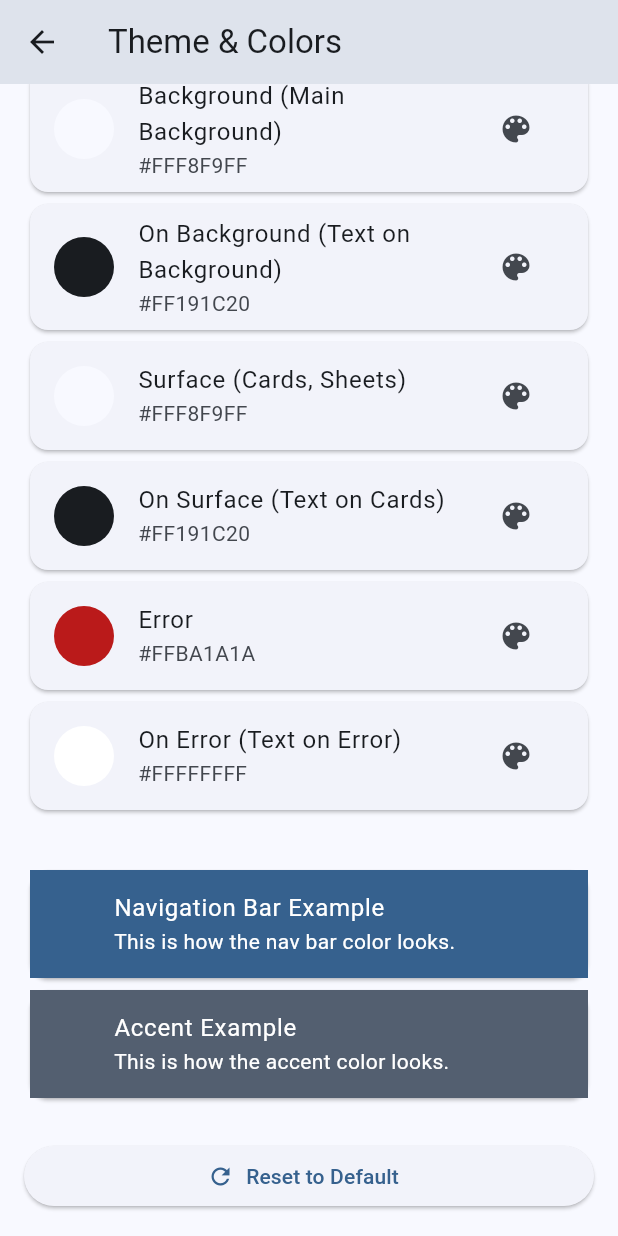
After one commit to imahsanali01/flyer_chat, a Flutter app: the ThemeSettingsScreen screen opened directly, scrolled down 480 dp, after a tap on "Reset to Default", on a phone screen of 412 x 824 dp. The commit adds this screen. Run offline on Flutter 3.47's test engine with Material 3 defaults, Android fonts, the phone set to English and light mode, and no system bars; our stand-ins replace audioplayers, cached_network_image, chewie, cloud_firestore, device_info_plus, emoji_picker_flutter and 16 more; missing offline and left inert: agora_rtc_engine, audio_waveforms, cloudinary_public, flutter_sound, video_compress, video_thumbnail; accounts and stored records are empty.

Commit message:
added a mini theme featue to play with in settings

```diff
--- a/lib/src/services/secure_storage_service.dart
+++ b/lib/src/services/secure_storage_service.dart
@@ -8,6 +8,7 @@ class SecureStorageService {
   // Keys
   static const _credentialsKey = '${_keyPrefix}credentials';
   static const _biometricEnabledKey = '${_keyPrefix}biometric_enabled';
+  static const _themeColorsKey = '${_keyPrefix}theme_colors';
 
   Future<void> storeCredentials(String email, String password) async {
     final credentials = {
@@ -52,4 +53,24 @@ class SecureStorageService {
   Future<void> deleteAllData() async {
     await _storage.deleteAll();
   }
+/// will use this to store the theme colors in future from settings screen
+  Future<void> storeThemeColors(Map<String, String> colorHexMap) async {
+    await _storage.write(
+      key: _themeColorsKey,
+      value: json.encode(colorHexMap),
+    );
+  }
+
+  Future<Map<String, String>?> getThemeColors() async {
+    final data = await _storage.read(key: _themeColorsKey);
+    if (data != null) {
+      final Map<String, dynamic> decoded = json.decode(data);
+      return decoded.map((k, v) => MapEntry(k, v as String));
+    }
+    return null;
+  }
+
+  Future<void> deleteThemeColors() async {
+    await _storage.delete(key: _themeColorsKey);
+  }
 }
--- /dev/null
+++ b/lib/src/views/profile/theme_settings_screen.dart
@@ -0,0 +1,206 @@
+import 'package:flutter/material.dart';
+import 'package:flutter_colorpicker/flutter_colorpicker.dart';
+import '../../services/secure_storage_service.dart';
+
+class ThemeSettingsScreen extends StatefulWidget {
+  @override
+  State<ThemeSettingsScreen> createState() => _ThemeSettingsScreenState();
+}
+
+class _ThemeSettingsScreenState extends State<ThemeSettingsScreen> {
+  bool _isDark = false;
+  Map<String, Color> _customColors = {};
+  final _storage = SecureStorageService();
+  bool _loading = true;
+
+  @override
+  void initState() {
+    super.initState();
+    _loadThemeColors();
+  }
+
+  Future<void> _loadThemeColors() async {
+    final stored = await _storage.getThemeColors();
+    if (stored != null) {
+      setState(() {
+        _customColors = stored.map((k, v) => MapEntry(k, Color(int.parse(v))));
+      });
+    }
+    setState(() => _loading = false);
+  }
+
+  Future<void> _saveThemeColors() async {
+    final hexMap = _customColors.map((k, v) => MapEntry(k, v.value.toString()));
+    await _storage.storeThemeColors(hexMap);
+  }
+
+  Future<void> _resetThemeColors() async {
+    await _storage.deleteThemeColors();
+    setState(() => _customColors = {});
+  }
+
+  void _pickColor(String key, Color currentColor) async {
+    Color selectedColor = currentColor;
+    await showDialog(
+      context: context,
+      builder: (context) => AlertDialog(
+        title: Text('Pick $key color'),
+        content: SingleChildScrollView(
+          child: ColorPicker(
+            pickerColor: currentColor,
+            onColorChanged: (color) => selectedColor = color,
+            enableAlpha: false,
+            showLabel: false,
+            pickerAreaHeightPercent: 0.7,
+          ),
+        ),
+        actions: [
+          TextButton(
+            onPressed: () => Navigator.of(context).pop(),
+            child: const Text('Cancel'),
+          ),
+          ElevatedButton(
+            onPressed: () => Navigator.of(context).pop(selectedColor),
+            child: const Text('Select'),
+          ),
+        ],
+      ),
+    ).then((color) async {
+      if (color != null && color is Color) {
+        setState(() {
+          _customColors[key] = color;
+        });
+        await _saveThemeColors();
+      }
+    });
+  }
+
+  @override
+  Widget build(BuildContext context) {
+    final baseScheme = Theme.of(context).colorScheme;
+    final colorScheme = baseScheme.copyWith(
+      primary: _customColors['Primary'] ?? baseScheme.primary,
+      onPrimary: _customColors['On Primary'] ?? baseScheme.onPrimary,
+      secondary: _customColors['Secondary'] ?? baseScheme.secondary,
+      onSecondary: _customColors['On Secondary'] ?? baseScheme.onSecondary,
+      background: _customColors['Background'] ?? baseScheme.background,
+      onBackground: _customColors['On Background'] ?? baseScheme.onBackground,
+      surface: _customColors['Surface'] ?? baseScheme.surface,
+      onSurface: _customColors['On Surface'] ?? baseScheme.onSurface,
+      error: _customColors['Error'] ?? baseScheme.error,
+      onError: _customColors['On Error'] ?? baseScheme.onError,
+    );
+    final theme = Theme.of(context).copyWith(colorScheme: colorScheme);
+    final colors = [
+      {
+        'label': 'Primary (AppBar, Buttons)',
+        'key': 'Primary',
+        'color': colorScheme.primary,
+      },
+      {
+        'label': 'On Primary (Text on Primary)',
+        'key': 'On Primary',
+        'color': colorScheme.onPrimary,
+      },
+      {
+        'label': 'Secondary (Accent)',
+        'key': 'Secondary',
+        'color': colorScheme.secondary,
+      },
+      {
+        'label': 'On Secondary (Text on Accent)',
+        'key': 'On Secondary',
+        'color': colorScheme.onSecondary,
+      },
+      {
+        'label': 'Background (Main Background)',
+        'key': 'Background',
+        'color': colorScheme.background,
+      },
+      {
+        'label': 'On Background (Text on Background)',
+        'key': 'On Background',
+        'color': colorScheme.onBackground,
+      },
+      {
+        'label': 'Surface (Cards, Sheets)',
+        'key': 'Surface',
+        'color': colorScheme.surface,
+      },
+      {
+        'label': 'On Surface (Text on Cards)',
+        'key': 'On Surface',
+        'color': colorScheme.onSurface,
+      },
+      {
+        'label': 'Error',
+        'key': 'Error',
+        'color': colorScheme.error,
+      },
+      {
+        'label': 'On Error (Text on Error)',
+        'key': 'On Error',
+        'color': colorScheme.onError,
+      },
+    ];
+    return Theme(
+      data: _isDark ? ThemeData.dark().copyWith(colorScheme: colorScheme) : theme,
+      child: Scaffold(
+        appBar: AppBar(
+          title: const Text('Theme & Colors'),
+          // Removed day/night toggle button
+        ),
+        body: _loading
+            ? const Center(child: CircularProgressIndicator())
+            : Container(
+                color: colorScheme.background,
+                child: ListView(
+                  padding: const EdgeInsets.all(16),
+                  children: [
+                    const Text('Preview of App Colors', style: TextStyle(fontWeight: FontWeight.bold, fontSize: 18)),
+                    const SizedBox(height: 16),
+                    ...colors.map((c) => Card(
+                          child: ListTile(
+                            leading: CircleAvatar(backgroundColor: c['color'] as Color),
+                            title: Text(c['label'] as String),
+                            subtitle: Text('#${(c['color'] as Color).value.toRadixString(16).padLeft(8, '0').toUpperCase()}'),
+                            trailing: IconButton(
+                              icon: const Icon(Icons.color_lens),
+                              onPressed: () => _pickColor(c['key'] as String, c['color'] as Color),
+                            ),
+                          ),
+                        )),
+                    const SizedBox(height: 32),
+                    Card(
+                      child: ListTile(
+                        leading: Icon(Icons.navigation, color: colorScheme.primary),
+                        title: const Text('Navigation Bar Example'),
+                        subtitle: const Text('This is how the nav bar color looks.'),
+                        tileColor: colorScheme.primary,
+                        textColor: colorScheme.onPrimary,
+                        iconColor: colorScheme.onPrimary,
+                      ),
+                    ),
+                    Card(
+                      child: ListTile(
+                        leading: Icon(Icons.chat_bubble, color: colorScheme.secondary),
+                        title: const Text('Accent Example'),
+                        subtitle: const Text('This is how the accent color looks.'),
+                        tileColor: colorScheme.secondary,
+                        textColor: colorScheme.onSecondary,
+                        iconColor: colorScheme.onSecondary,
+                      ),
+                    ),
+                    const SizedBox(height: 24),
+                    ElevatedButton.icon(
+                      icon: const Icon(Icons.refresh),
+                      label: const Text('Reset to Default'),
+                      onPressed: _resetThemeColors,
+                    ),
+                  ],
+                ),
+              ),
+      ),
+    );
+  }
+}
```
Also changed, not shown: lib/src/views/profile/settings_screen.dart (+18 -3 lines), 1 other file.
